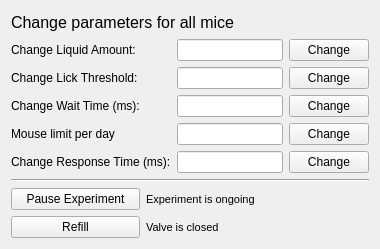
The window that Python/gui/expwin.ui (yagarwal123/autonomouse) describes before a commit, drawn with Qt 5.
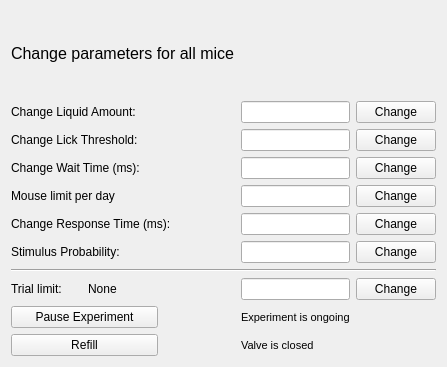
The same window after the commit.

Commit message: new branch to test odour stim code

The edit to the form file:
```diff
--- a/Python/gui/expwin.ui
+++ b/Python/gui/expwin.ui
@@ -6,126 +6,167 @@
    <rect>
     <x>0</x>
     <y>0</y>
-    <width>380</width>
-    <height>249</height>
+    <width>397</width>
+    <height>367</height>
    </rect>
   </property>
   <property name="windowTitle">
    <string>Form</string>
   </property>
   <layout class="QGridLayout" name="gridLayout">
-   <item row="0" column="0" colspan="3">
-    <widget class="QLabel" name="label_blah">
-     <property name="font">
-      <font>
-       <pointsize>12</pointsize>
-      </font>
-     </property>
+   <item row="5" column="3">
+    <widget class="QLineEdit" name="mouseRespLineEdit"/>
+   </item>
+   <item row="5" column="4">
+    <widget class="QPushButton" name="changeMouseRespButton">
      <property name="text">
-      <string>Change parameters for all mice</string>
+      <string>Change</string>
      </property>
     </widget>
    </item>
-   <item row="1" column="0">
-    <widget class="QLabel" name="label">
+   <item row="6" column="0" colspan="2">
+    <widget class="QLabel" name="label_6">
      <property name="text">
-      <string>Change Liquid Amount:</string>
+      <string>Stimulus Probability:</string>
      </property>
     </widget>
    </item>
-   <item row="1" column="2">
-    <widget class="QLineEdit" name="liquidLineEdit"/>
+   <item row="6" column="3">
+    <widget class="QLineEdit" name="stimProbLineEdit"/>
    </item>
-   <item row="1" column="3">
+   <item row="6" column="4">
+    <widget class="QPushButton" name="changeStimProbButton">
+     <property name="text">
+      <string>Change</string>
+     </property>
+    </widget>
+   </item>
+   <item row="1" column="4">
     <widget class="QPushButton" name="changeliquidButton">
      <property name="text">
       <string>Change</string>
      </property>
     </widget>
    </item>
-   <item row="2" column="0">
+   <item row="2" column="0" colspan="2">
     <widget class="QLabel" name="label_2">
      <property name="text">
       <string>Change Lick Threshold:</string>
      </property>
     </widget>
    </item>
-   <item row="2" column="2">
-    <widget class="QLineEdit" name="lickLineEdit"/>
+   <item row="4" column="3">
+    <widget class="QLineEdit" name="mouseLimLineEdit"/>
    </item>
    <item row="2" column="3">
+    <widget class="QLineEdit" name="lickLineEdit"/>
+   </item>
+   <item row="2" column="4">
     <widget class="QPushButton" name="changelickButton">
      <property name="text">
       <string>Change</string>
      </property>
     </widget>
    </item>
-   <item row="3" column="0">
+   <item row="3" column="0" colspan="2">
     <widget class="QLabel" name="label_3">
      <property name="text">
       <string>Change Wait Time (ms):</string>
      </property>
     </widget>
    </item>
-   <item row="3" column="2">
-    <widget class="QLineEdit" name="waittimeLineEdit"/>
-   </item>
    <item row="3" column="3">
+    <widget class="QLineEdit" name="waittimeLineEdit"/>
+   </item>
+   <item row="3" column="4">
     <widget class="QPushButton" name="changewaittimeButton">
      <property name="text">
       <string>Change</string>
      </property>
     </widget>
    </item>
-   <item row="4" column="0">
+   <item row="4" column="0" colspan="2">
     <widget class="QLabel" name="label_4">
      <property name="text">
       <string>Mouse limit per day</string>
      </property>
     </widget>
    </item>
-   <item row="4" column="2">
-    <widget class="QLineEdit" name="mouseLimLineEdit"/>
+   <item row="8" column="1">
+    <widget class="QLabel" name="trial_lim_lab">
+     <property name="text">
+      <string>None</string>
+     </property>
+    </widget>
    </item>
-   <item row="4" column="3">
+   <item row="4" column="4">
     <widget class="QPushButton" name="changeMouseLimButton">
      <property name="text">
       <string>Change</string>
      </property>
     </widget>
    </item>
-   <item row="5" column="0" colspan="2">
+   <item row="5" column="0" colspan="3">
     <widget class="QLabel" name="label_5">
      <property name="text">
       <string>Change Response Time (ms):</string>
      </property>
     </widget>
    </item>
-   <item row="5" column="2">
-    <widget class="QLineEdit" name="mouseRespLineEdit"/>
+   <item row="0" column="0" colspan="3">
+    <widget class="QLabel" name="label_blah">
+     <property name="font">
+      <font>
+       <pointsize>12</pointsize>
+      </font>
+     </property>
+     <property name="text">
+      <string>Change parameters for all mice</string>
+     </property>
+    </widget>
    </item>
-   <item row="5" column="3">
-    <widget class="QPushButton" name="changeMouseRespButton">
+   <item row="1" column="0" colspan="2">
+    <widget class="QLabel" name="label">
      <property name="text">
-      <string>Change</string>
+      <string>Change Liquid Amount:</string>
      </property>
     </widget>
    </item>
-   <item row="6" column="0" colspan="4">
+   <item row="1" column="3">
+    <widget class="QLineEdit" name="liquidLineEdit"/>
+   </item>
+   <item row="7" column="0" colspan="5">
     <widget class="Line" name="line">
      <property name="orientation">
       <enum>Qt::Horizontal</enum>
      </property>
     </widget>
    </item>
-   <item row="7" column="0">
+   <item row="8" column="0">
+    <widget class="QLabel" name="label_7">
+     <property name="text">
+      <string>Trial limit:</string>
+     </property>
+    </widget>
+   </item>
+   <item row="8" column="3">
+    <widget class="QLineEdit" name="trialLimLineEdit"/>
+   </item>
+   <item row="8" column="4">
+    <widget class="QPushButton" name="changeTrialLimButton">
+     <property name="text">
+      <string>Change</string>
+     </property>
+    </widget>
+   </item>
+   <item row="9" column="0" colspan="2">
     <widget class="QPushButton" name="pauseButton">
      <property name="text">
       <string>Pause Experiment</string>
      </property>
     </widget>
    </item>
-   <item row="7" column="1" colspan="2">
+   <item row="9" column="3">
     <widget class="QLabel" name="pauseLabel">
      <property name="font">
       <font>
@@ -137,14 +178,7 @@
      </property>
     </widget>
    </item>
-   <item row="8" column="0">
-    <widget class="QPushButton" name="refillButton">
-     <property name="text">
-      <string>Refill</string>
-     </property>
-    </widget>
-   </item>
-   <item row="8" column="1" colspan="2">
+   <item row="10" column="3">
     <widget class="QLabel" name="refillLabel">
      <property name="font">
       <font>
@@ -156,6 +190,13 @@
      </property>
     </widget>
    </item>
+   <item row="10" column="0" colspan="2">
+    <widget class="QPushButton" name="refillButton">
+     <property name="text">
+      <string>Refill</string>
+     </property>
+    </widget>
+   </item>
   </layout>
  </widget>
  <resources/>
```
The commit also changes 41 other files.
